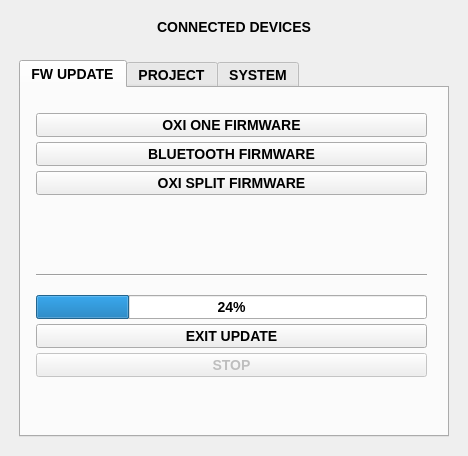
First picture: the form in apps/oxi_desktop/mainwindow.ui, repository OXI-Instruments/OXI-Desktop, before the edit.
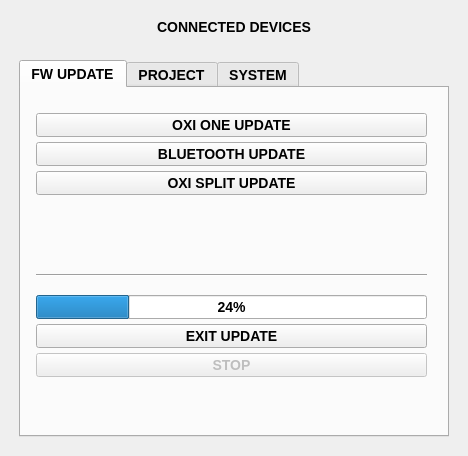
Second picture: the form after the edit. The open tabs and pages were chosen to show the change.

Commit message: Make labels on UI more comprehensible

```diff
--- a/apps/oxi_desktop/mainwindow.ui
+++ b/apps/oxi_desktop/mainwindow.ui
@@ -93,21 +93,21 @@
            <item>
             <widget class="QPushButton" name="gotoOXIBootloaderButton">
              <property name="text">
-              <string>OXI ONE FIRMWARE</string>
+              <string>OXI ONE UPDATE</string>
              </property>
             </widget>
            </item>
            <item>
             <widget class="QPushButton" name="gotoBLEBootloaderButton">
              <property name="text">
-              <string>BLUETOOTH FIRMWARE</string>
+              <string>BLUETOOTH UPDATE</string>
              </property>
             </widget>
            </item>
            <item>
             <widget class="QPushButton" name="gotoSPLITBootloaderButton">
              <property name="text">
-              <string>OXI SPLIT FIRMWARE</string>
+              <string>OXI SPLIT UPDATE</string>
              </property>
             </widget>
            </item>
```
